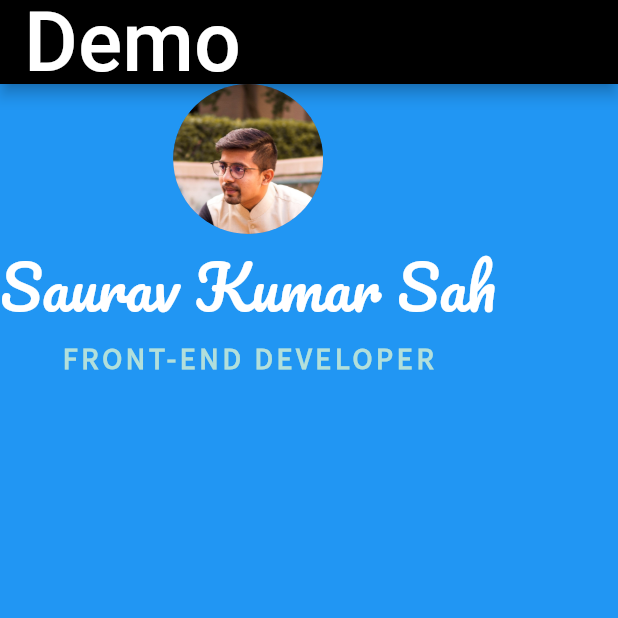
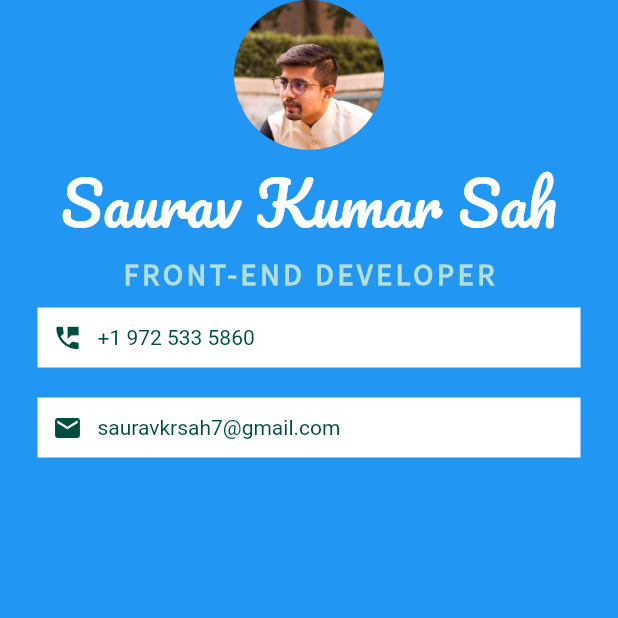
Before and after one commit to Code-Saurav/mi_card_app, a Flutter app: the screen it shows after launch, on a phone screen of 412 x 824 dp, the top half of it. Run offline on Flutter 3.47's test engine with Material 2 defaults, Android fonts, the phone set to English and light mode, and no system bars.

Commit message:
46-Icon with widget

```diff
--- a/lib/main.dart
+++ b/lib/main.dart
@@ -10,14 +10,6 @@ class MyApp extends StatelessWidget {
   Widget build(BuildContext context) {
     return MaterialApp(
       home: Scaffold(
-        appBar: AppBar(
-            backgroundColor: Colors.black,
-            title: Text(
-              'Demo',
-              style: TextStyle(
-                fontSize: 55,
-              ),
-            )),
         backgroundColor: Colors.blue,
         body: SafeArea(
           child: Column(
@@ -43,7 +35,49 @@ class MyApp extends StatelessWidget {
                   fontWeight: FontWeight.bold,
                   fontFamily: 'SourceSansPro',
                 ),
-              )
+              ),
+              Container(
+                color: Colors.white,
+                margin: EdgeInsets.symmetric(vertical: 10, horizontal: 25),
+                padding: EdgeInsets.all(10),
+                child: Row(
+                  children: <Widget>[
+                    Icon(
+                      Icons.perm_phone_msg,
+                      size: 20,
+                      color: Colors.teal.shade900,
+                    ),
+                    SizedBox(width: 10),
+                    Text(
+                      '+1 972 533 5860',
+                      style: TextStyle(
+                        color: Colors.teal.shade900,
+                      ),
+                    ),
+                  ],
+                ),
+              ),
+              Container(
+                color: Colors.white,
+                margin: EdgeInsets.symmetric(vertical: 10, horizontal: 25),
+                padding: EdgeInsets.all(10),
+                child: Row(
+                  children: <Widget>[
+                    Icon(
+                      Icons.email,
+                      size: 20,
+                      color: Colors.teal.shade900,
+                    ),
+                    SizedBox(width: 10),
+                    Text(
+                      'sauravkrsah7@gmail.com',
+                      style: TextStyle(
+                        color: Colors.teal.shade900,
+                      ),
+                    ),
+                  ],
+                ),
+              ),
             ],
           ),
         ),
```
